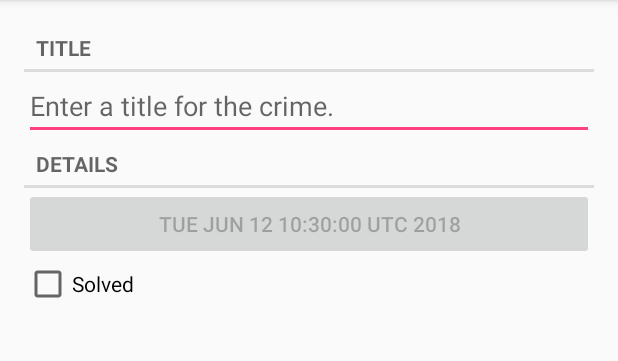
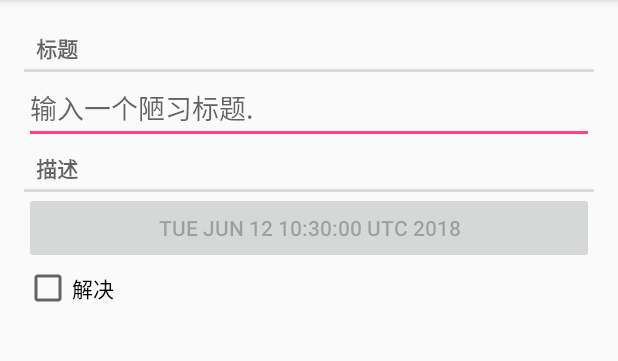
Before and after one commit to hellochengkai/AndroidProgramming, an Android app: the screen it shows after launch (CrimeActivity), on a phone screen of 412 x 824 dp, the part 84-445 px from its top. Run offline under Robolectric (Android 15) with nearby library versions, the phone set to English and light mode, and no system bars.

Commit message:
优化CriminalIntent

```diff
--- a/CriminalIntent/app/src/main/java/com/hellochengkai/www/criminalintent/CrimeActivity.java
+++ b/CriminalIntent/app/src/main/java/com/hellochengkai/www/criminalintent/CrimeActivity.java
@@ -5,19 +5,26 @@ import android.support.v4.app.FragmentManager;
 import android.support.v4.app.FragmentTransaction;
 import android.support.v7.app.AppCompatActivity;
 import android.os.Bundle;
+import android.util.Log;
 
 public class CrimeActivity extends AppCompatActivity {
-
+    private static final String TAG = "CrimeActivity";
+    FragmentManager fragmentManager;
     @Override
     protected void onCreate(Bundle savedInstanceState) {
         super.onCreate(savedInstanceState);
         setContentView(R.layout.activity_crime);
-        FragmentManager fragmentManager =  getSupportFragmentManager();
-        Fragment fragment = fragmentManager.findFragmentById(R.id.fragment_container);
+        fragmentManager = getSupportFragmentManager();
+        addFragment(R.id.fragment_container);
+    }
+    private void addFragment(int rID)
+    {
+        Fragment fragment = fragmentManager.findFragmentById(rID);
         if(fragment == null){
+            Log.d(TAG, "onCreate: new CrimeFragment(); ");
             fragment = new CrimeFragment();
             FragmentTransaction fragmentTransaction = fragmentManager.beginTransaction();
-            fragmentTransaction.add(R.id.fragment_container, fragment).commit();
+            fragmentTransaction.add(rID, fragment).commit();
         }
     }
 }
--- a/CriminalIntent/app/src/main/java/com/hellochengkai/www/criminalintent/CrimeFragment.java
+++ b/CriminalIntent/app/src/main/java/com/hellochengkai/www/criminalintent/CrimeFragment.java
@@ -1,11 +1,13 @@
 package com.hellochengkai.www.criminalintent;
 
 
+import android.content.Context;
 import android.os.Bundle;
 import android.support.annotation.Nullable;
 import android.support.v4.app.Fragment;
 import android.text.Editable;
 import android.text.TextWatcher;
+import android.util.Log;
 import android.view.LayoutInflater;
 import android.view.View;
 import android.view.ViewGroup;
@@ -28,11 +30,13 @@ public class CrimeFragment extends Fragment implements TextWatcher ,CompoundButt
     public void onCreate(@Nullable Bundle savedInstanceState) {
         super.onCreate(savedInstanceState);
         crime = new Crime();
+        Log.d(TAG, "onCreate: ");
     }
 
     @Nullable
     @Override
     public View onCreateView(LayoutInflater inflater, @Nullable ViewGroup container, @Nullable Bundle savedInstanceState) {
+        Log.d(TAG, "onCreateView: ");
         View view = inflater.inflate(R.layout.fragment_crime, container, false);
         mTitleField = view.findViewById(R.id.crime_title);
         mTitleField.addTextChangedListener(this);
@@ -74,4 +78,71 @@ public class CrimeFragment extends Fragment implements TextWatcher ,CompoundButt
             }
         }
     }
+
+    private static final String TAG = "CrimeFragment";
+    @Override
+    public void onAttachFragment(Fragment childFragment) {
+        super.onAttachFragment(childFragment);
+        Log.d(TAG, "onAttachFragment: ");
+    }
+
+    @Override
+    public void onAttach(Context context) {
+        super.onAttach(context);
+        Log.d(TAG, "onAttach: ");
+    }
+
+    @Override
+    public void onViewCreated(View view, @Nullable Bundle savedInstanceState) {
+        super.onViewCreated(view, savedInstanceState);
+        Log.d(TAG, "onViewCreated: ");
+    }
+
+    @Override
+    public void onActivityCreated(@Nullable Bundle savedInstanceState) {
+        super.onActivityCreated(savedInstanceState);
+        Log.d(TAG, "onActivityCreated: ");
+    }
+
+    @Override
+    public void onStart() {
+        super.onStart();
+        Log.d(TAG, "onStart: ");
+    }
+
+    @Override
+    public void onResume() {
+        super.onResume();
+        Log.d(TAG, "onResume: ");
+    }
+
+    @Override
+    public void onPause() {
+        super.onPause();
+        Log.d(TAG, "onPause: ");
+    }
+
+    @Override
+    public void onStop() {
+        super.onStop();
+        Log.d(TAG, "onStop: ");
+    }
+
+    @Override
+    public void onDestroyView() {
+        super.onDestroyView();
+        Log.d(TAG, "onDestroyView: ");
+    }
+
+    @Override
+    public void onDestroy() {
+        super.onDestroy();
+        Log.d(TAG, "onDestroy: ");
+    }
+
+    @Override
+    public void onDetach() {
+        super.onDetach();
+        Log.d(TAG, "onDetach: ");
+    }
 }
--- a/CriminalIntent/app/src/main/res/values/strings.xml
+++ b/CriminalIntent/app/src/main/res/values/strings.xml
@@ -1,7 +1,11 @@
 <resources>
     <string name="app_name">CriminalIntent</string>
-    <string name="crime_title_hint">Enter a title for the crime.</string>
-    <string name="crime_title_label">Title</string>
-    <string name="crime_details_label">Details</string>
-    <string name="crime_solved_label">Solved</string>
+    <!--<string name="crime_title_hint">Enter a title for the crime.</string>-->
+    <!--<string name="crime_title_label">Title</string>-->
+    <!--<string name="crime_details_label">Details</string>-->
+    <!--<string name="crime_solved_label">Solved</string>-->
+    <string name="crime_title_hint">输入一个陋习标题.</string>
+    <string name="crime_title_label">标题</string>
+    <string name="crime_details_label">描述</string>
+    <string name="crime_solved_label">解决</string>
 </resources>
```
